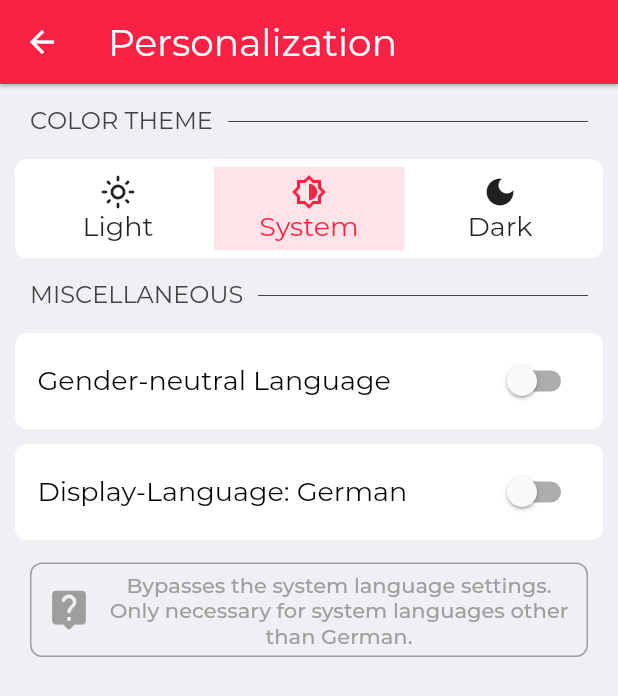
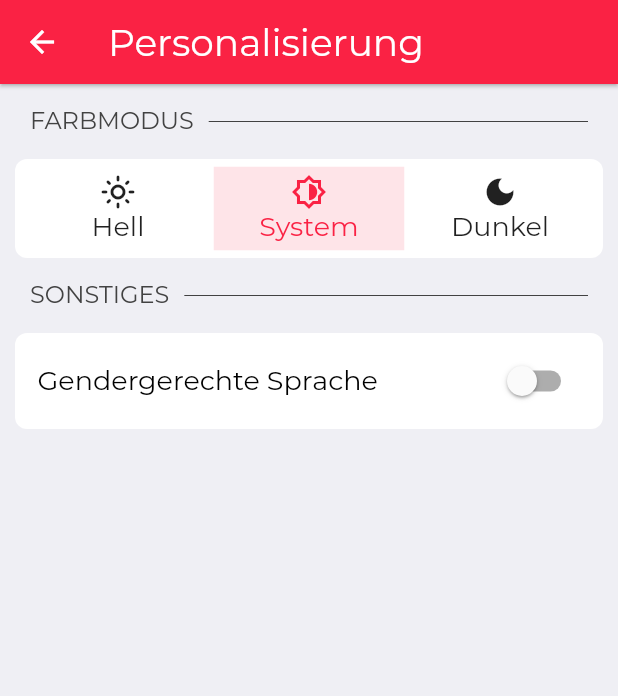
Before and after one commit to lukasengel/schueler_app, a Flutter app: the PersonalizationPage screen opened by its route, on a phone screen of 412 x 824 dp. Shown: the top 696 px of the screen. Run offline on Flutter 3.47's test engine with Material 2 defaults, Android fonts, the light colour scheme and no system bars; our stand-ins replace cached_network_image, firebase_auth, firebase_core, firebase_database, firebase_messaging, flutter_easyrefresh and 6 more; missing offline and left inert: marquee_text; accounts and stored records are empty; project files that could hold a hidden picture were left out.

Commit message:
Minor improvements, mainly style

```diff
--- a/lang/de_DE.json
+++ b/lang/de_DE.json
@@ -44,8 +44,6 @@
     "settings/personalization/dark": "Dunkel",
     "settings/personalization/system": "System",
     "settings/personalization/gender_neutral_language": "Gendergerechte Sprache",
-    "settings/personalization/force_german": "Anzeigesprache: Deutsch",
-    "settings/personalization/language_note" : "Umgeht die Spracheinstellungen des Systems. Nur erforderlich, wenn die Systemsprache nicht Deutsch ist.",
 
     "settings/filters/choose_grade": "Jahrgangsstufen",
     "settings/filters/misc": "Sonstiges",
--- a/lang/en_US.json
+++ b/lang/en_US.json
@@ -45,8 +45,6 @@
     "settings/personalization/dark": "Dark",
     "settings/personalization/system": "System",
     "settings/personalization/gender_neutral_language": "Gender-neutral Language",
-    "settings/personalization/force_german": "Display-Language: German",
-    "settings/personalization/language_note" : "Bypasses the system language settings. Only necessary for system languages other than German.",
 
     "settings/filters/choose_grade": "Grades",
     "settings/filters/misc": "Miscellaneous",
--- a/lib/models/exceptions/auth_data_exception.dart
+++ b/lib/models/exceptions/auth_data_exception.dart
@@ -3,9 +3,7 @@
   final String details;
 
   @override
-  String toString() {
-    return "$error: $details";
-  }
+  String toString() => "$error: $details";
 
   AuthDataException(this.error, this.details);
 
--- a/lib/models/exceptions/local_data_exception.dart
+++ b/lib/models/exceptions/local_data_exception.dart
@@ -3,9 +3,7 @@
   final String details;
 
   @override
-  String toString() {
-    return "$error: $details";
-  }
+  String toString() => "$error: $details";
 
   LocalDataException(this.error, this.details);
   LocalDataException.languageParseError(this.details)
@@ -14,10 +12,8 @@
       : error = "Error parsing Shared Preferences.";
   LocalDataException.operationsParseError(this.details)
       : error = "Error parsing operation queue.";
-
-      LocalDataException.clearSettingsError(this.details)
+  LocalDataException.clearSettingsError(this.details)
       : error = "Error clearing user settings.";
-
   LocalDataException.settingsWriteError(this.details)
       : error = "Error writing settings to storage";
   LocalDataException.operationsWriteError(this.details)
--- a/lib/models/subscribe_operation.dart
+++ b/lib/models/subscribe_operation.dart
@@ -8,11 +8,10 @@
 
   factory SubscribeOperation.fromJson(Map<String, dynamic> json) {
     return SubscribeOperation(
-        json["topic"], OperationMode.values[json["mode"]]);
+      json["topic"],
+      OperationMode.values[json["mode"]],
+    );
   }
 
-  Map<String, dynamic> toJson() => {
-        "topic": topic,
-        "mode": mode.index,
-      };
+  Map<String, dynamic> toJson() => {"topic": topic, "mode": mode.index};
 }
--- a/lib/models/web_data/news_item.dart
+++ b/lib/models/web_data/news_item.dart
@@ -10,9 +10,7 @@
   });
 
   @override
-  String toString() {
-    return "$headline-$subheadline-$content";
-  }
+  String toString() => "$headline-$subheadline-$content";
 
   factory NewsItem.fromJson(Map<String, dynamic> json) {
     return NewsItem(
--- a/lib/models/web_data/substitution_table.dart
+++ b/lib/models/web_data/substitution_table.dart
@@ -8,6 +8,7 @@
     required this.date,
     required this.groups,
   });
+
   @override
   String toString() {
     return rows.map((row) => row.toString()).toString();
--- a/lib/pages/login_page/login_page.dart
+++ b/lib/pages/login_page/login_page.dart
@@ -7,7 +7,6 @@
 
 //TODO: Click Action
 //TODO: PageView Performance
-//TODO: Clean code
 //TODO: New ThemeData
 
 class LoginPage extends StatelessWidget {
--- a/lib/pages/settings_page/settings_page_controller.dart
+++ b/lib/pages/settings_page/settings_page_controller.dart
@@ -27,7 +27,6 @@
       await auth.signOut();
       Get.offAllNamed(routes.login);
       Get.changeThemeMode(ThemeMode.system);
-      Get.updateLocale(Get.deviceLocale!);
     }
   }
 
--- a/lib/pages/settings_page/settings_subpages/notifications_page/notifications_page_controller.dart
+++ b/lib/pages/settings_page/settings_subpages/notifications_page/notifications_page_controller.dart
@@ -39,7 +39,7 @@
     settings.broadcastNotifications = !settings.broadcastNotifications;
     await localData.writeSettings();
     notifications.enqueueSubscription(
-        "course",
+        "broadcast",
         settings.broadcastNotifications
             ? OperationMode.SUBSCRIBE
             : OperationMode.UNSUBSCRIBE);
--- a/lib/pages/settings_page/settings_subpages/personalizations_page/personalization_page.dart
+++ b/lib/pages/settings_page/settings_subpages/personalizations_page/personalization_page.dart
@@ -1,12 +1,11 @@
 import 'package:flutter/material.dart';
 import 'package:get/get.dart';
-import 'package:schueler_app/widgets/settings_ui/settings_container.dart';
 
 import './personalization_page_controller.dart';
 
+import '../../../../widgets/settings_ui/settings_container.dart';
 import '../../../../widgets/settings_ui/settings_switch_tile.dart';
 import '../../../../widgets/settings_ui/settings_text.dart';
-import '../../../../widgets/settings_ui/settings_info_box.dart';
 
 class PersonalizationPage extends StatelessWidget {
   static const route = "/settings/personalization";
@@ -73,20 +72,6 @@
                 value: false,
                 onChanged: controller.genderLanguage,
               ),
-              SettingsSwitchTile(
-                label: "settings/personalization/force_german".tr,
-                value: controller.localData.settings.forceGerman,
-                onChanged: controller.forceGerman,
-              ),
-              Padding(
-                padding: const EdgeInsets.symmetric(
-                  horizontal: 20,
-                  vertical: 10,
-                ),
-                child: SettingsInfoBox(
-                  "settings/personalization/language_note".tr,
-                ),
-              ),
             ],
           );
         }),
--- a/lib/pages/settings_page/settings_subpages/personalizations_page/personalization_page_controller.dart
+++ b/lib/pages/settings_page/settings_subpages/personalizations_page/personalization_page_controller.dart
@@ -44,13 +44,4 @@
     }
     await localData.writeSettings();
   }
-
-  Future<bool> forceGerman() async {
-    localData.settings.forceGerman = !localData.settings.forceGerman;
-    await localData.writeSettings();
-    Get.updateLocale(localData.settings.forceGerman && Get.deviceLocale != null
-        ? const Locale("de", "DE")
-        : Get.deviceLocale!);
-    return localData.settings.forceGerman;
-  }
 }
--- a/lib/theme.dart
+++ b/lib/theme.dart
@@ -171,9 +171,6 @@
           letterSpacing: 1,
         ),
         bodyText1: TextStyle(color: Colors.white, fontSize: 14),
-        //##########################
-        //#     News Container     #
-        //##########################
         headline4: TextStyle(
           fontSize: 21,
           color: Colors.white,
--- a/lib/widgets/school_life_container.dart
+++ b/lib/widgets/school_life_container.dart
@@ -21,7 +21,7 @@
             padding: const EdgeInsets.only(top: 10),
             child: Text(
               DateFormat.yMMMMEEEEd(Get.locale.toString())
-                  .format(item.evenTime),
+                  .format(item.eventTime),
               style: Get.textTheme.bodyText1!
                   .copyWith(fontWeight: FontWeight.w300, fontSize: 18),
             ),
```
Also changed, not shown: lib/controllers/authentication.dart (+4 -4 lines), lib/controllers/local_data.dart (+11 -23 lines), lib/controllers/notifications.dart (+8 -6 lines), lib/main.dart (+8 -15 lines), lib/models/web_data/school_life_item.dart (+11 -9 lines), lib/pages/home_page/home_page.dart (+4 -15 lines).
